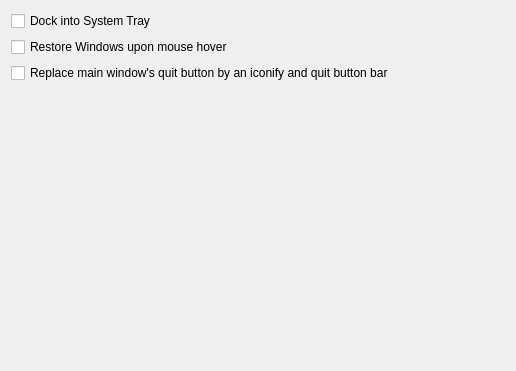
First picture: the form in src/plugins/systrayicon/systrayiconconfigwidget.ui, repository CryFeiFei/klatexformula, before the edit.
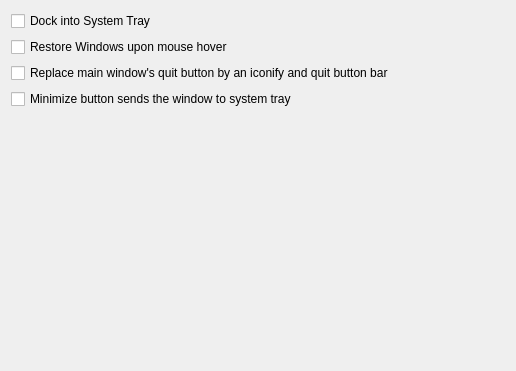
Second picture: the form after the edit.

Diff of the .ui file:
```diff
--- a/src/plugins/systrayicon/systrayiconconfigwidget.ui
+++ b/src/plugins/systrayicon/systrayiconconfigwidget.ui
@@ -21,7 +21,7 @@
      </property>
     </widget>
    </item>
-   <item row="3" column="0">
+   <item row="4" column="0">
     <spacer name="verticalSpacer">
      <property name="orientation">
       <enum>Qt::Vertical</enum>
@@ -48,6 +48,13 @@
      </property>
     </widget>
    </item>
+   <item row="3" column="0">
+    <widget class="QCheckBox" name="chkMinToSysTray">
+     <property name="text">
+      <string>Minimize button sends the window to system tray</string>
+     </property>
+    </widget>
+   </item>
   </layout>
  </widget>
  <resources/>
```
